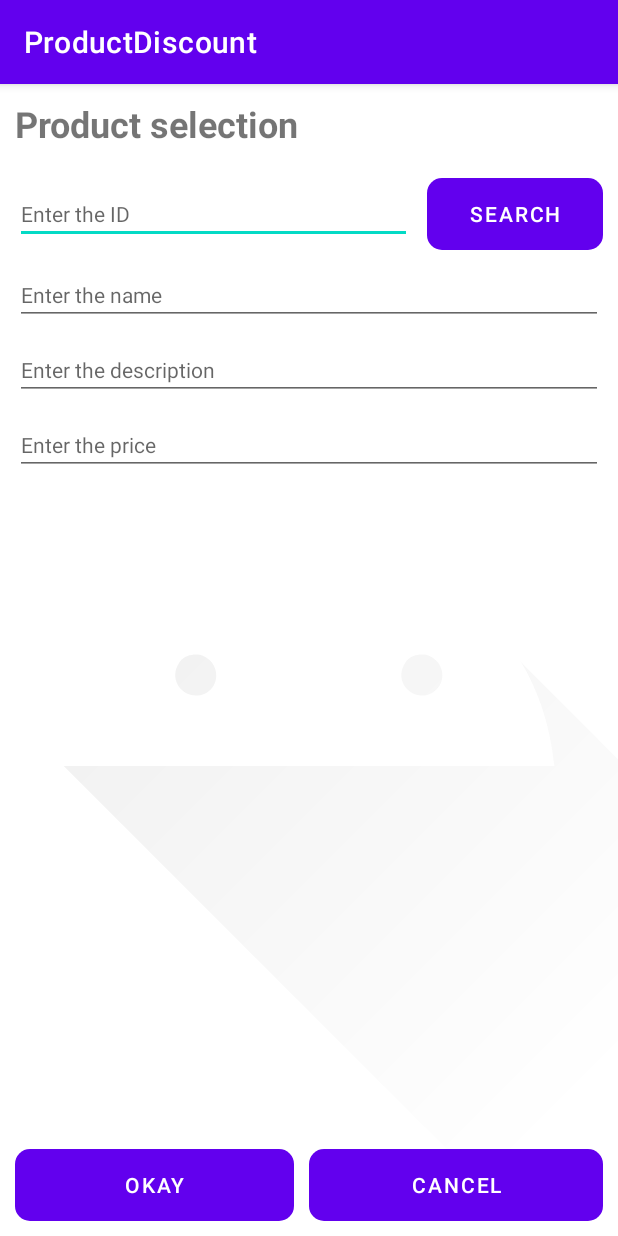
After one commit to Jkutkut/Android-Product_Discount, an Android app: the ProductSelection screen opened directly, with no data from a screen before it, on a phone screen of 412 x 824 dp. The commit adds this screen. Run offline under Robolectric (Android 15) with nearby library versions, the phone set to English and light mode, and no system bars.

Commit message:
interfaces ready to be controlled

```diff
--- a/app/src/main/AndroidManifest.xml
+++ b/app/src/main/AndroidManifest.xml
@@ -12,6 +12,13 @@
         android:supportsRtl="true"
         android:theme="@style/Theme.ProductDiscount"
         tools:targetApi="31">
+        <activity
+            android:name=".ProductSelection"
+            android:exported="false">
+            <meta-data
+                android:name="android.app.lib_name"
+                android:value="" />
+        </activity>
         <activity
             android:name=".MainActivity"
             android:exported="true">
--- /dev/null
+++ b/app/src/main/java/com/jkutkut/productdiscount/ProductSelection.java
@@ -0,0 +1,14 @@
+package com.jkutkut.productdiscount;
+
+import androidx.appcompat.app.AppCompatActivity;
+
+import android.os.Bundle;
+
+public class ProductSelection extends AppCompatActivity {
+
+    @Override
+    protected void onCreate(Bundle savedInstanceState) {
+        super.onCreate(savedInstanceState);
+        setContentView(R.layout.activity_product_selection);
+    }
+}
--- a/app/src/main/res/layout/activity_main.xml
+++ b/app/src/main/res/layout/activity_main.xml
@@ -28,6 +28,7 @@
         <EditText
             android:id="@+id/etxtDiscount"
             style="@style/etxt_style"
+            android:maxLines="1"
             android:inputType="numberDecimal"
             android:hint="@string/etxtDiscountHint"/>
 
@@ -36,9 +37,8 @@
             style="@style/txtv_style"
             android:text="@string/txtvDiscountDebug"/>
 
-        <Button
+        <Button style="@style/btn_style"
             android:id="@+id/btnCalculate"
-            style="@style/btn_style"
             android:text="@string/btn_calculate"
             android:enabled="false"/>
     </LinearLayout>
--- /dev/null
+++ b/app/src/main/res/layout/activity_product_selection.xml
@@ -0,0 +1,67 @@
+<?xml version="1.0" encoding="utf-8"?>
+<RelativeLayout xmlns:android="http://schemas.android.com/apk/res/android"
+    xmlns:tools="http://schemas.android.com/tools"
+    android:layout_width="match_parent"
+    android:layout_height="match_parent"
+    tools:context=".ProductSelection">
+
+    <ImageView style="@style/activity_background" />
+
+    <LinearLayout style="@style/activity_style"
+        android:orientation="vertical"
+        android:weightSum="10">
+
+        <TextView style="@style/txtv_style.title"
+            android:text="@string/product_selection_title" />
+
+        <LinearLayout style="@style/container"
+            android:orientation="horizontal"
+            android:weightSum="10">
+
+            <EditText style="@style/etxt_style"
+                android:id="@+id/etxtProductCode"
+                android:layout_marginEnd="@dimen/normal_margin"
+                android:layout_weight="3"
+                android:hint="@string/etxt_product_code_hint" />
+
+            <Button style="@style/btn_style"
+                android:id="@+id/btnSearch"
+                android:layout_weight="7"
+                android:text="@string/btn_search" />
+        </LinearLayout>
+
+        <EditText style="@style/etxt_style"
+            android:id="@+id/etxtProductName"
+            android:maxLines="1"
+            android:hint="@string/etxt_product_name_hint" />
+
+        <EditText style="@style/etxt_style"
+            android:id="@+id/etxtProductDesc"
+            android:hint="@string/etxt_product_desc_hint" />
+
+        <EditText style="@style/etxt_style"
+            android:id="@+id/etxtProductPrice"
+            android:inputType="numberDecimal"
+            android:maxLines="1"
+            android:hint="@string/etxt_product_price_hint" />
+    </LinearLayout>
+
+    <LinearLayout style="@style/container"
+        android:orientation="horizontal"
+        android:layout_alignParentBottom="true"
+        android:weightSum="2"
+        android:layout_margin="@dimen/normal_margin">
+
+        <Button style="@style/btn_style"
+            android:id="@+id/btnCancel"
+            android:layout_weight="1"
+            android:text="@string/btn_ok"
+            android:layout_marginEnd="@dimen/normal_margin"/>
+
+        <Button style="@style/btn_style"
+            android:id="@+id/btnOk"
+            android:layout_weight="1"
+            android:text="@string/btn_cancel" />
+
+    </LinearLayout>
+</RelativeLayout>
--- a/app/src/main/res/values/basic_style.xml
+++ b/app/src/main/res/values/basic_style.xml
@@ -4,7 +4,7 @@
     <dimen name="normal_margin">10dp</dimen>
 
     <!--  Text size  -->
-    <dimen name="text_size_title">20dp</dimen>
+    <dimen name="text_size_title">24dp</dimen>
     <dimen name="text_size_sub_title">18dp</dimen>
     <dimen name="text_size_normal">14dp</dimen>
     <dimen name="text_size_btn">@dimen/text_size_normal</dimen>
@@ -38,6 +38,13 @@
         <item name="android:scaleType">centerCrop</item>
         <item name="android:src">@drawable/ic_launcher_foreground</item>
         <item name="android:alpha">0.2</item>
+        <item name="contentDescription">Background</item>
+    </style>
+
+    <!--  Containers  -->
+    <style name="container" parent="use_margin.top">
+        <item name="android:layout_width">match_parent</item>
+        <item name="android:layout_height">wrap_content</item>
     </style>
 
     <!--  Button  -->
@@ -55,10 +62,16 @@
         <item name="android:textSize">@dimen/text_size_txtv</item>
     </style>
 
+    <style name="txtv_style.title">
+        <item name="android:textSize">@dimen/text_size_title</item>
+        <item name="android:textStyle">bold</item>
+    </style>
+
     <!--  Edit Text  -->
     <style name="etxt_style" parent="use_margin.top">
         <item name="android:layout_width">match_parent</item>
         <item name="android:layout_height">wrap_content</item>
         <item name="android:textSize">@dimen/text_size_etxt</item>
+        <item name="minHeight">48dp</item>
     </style>
 </resources>
--- a/app/src/main/res/values/strings.xml
+++ b/app/src/main/res/values/strings.xml
@@ -6,4 +6,12 @@
     <string name="txtvDiscountDebug">Final price with the discount: %1$.2f€</string>
     <string name="etxtDiscountHint">Discount percent</string>
     <string name="btn_calculate">Get discount</string>
+    <string name="product_selection_title">Product selection</string>
+    <string name="btn_search">Search</string>
+    <string name="etxt_product_code_hint">Enter the ID</string>
+    <string name="etxt_product_name_hint">Enter the name</string>
+    <string name="etxt_product_desc_hint">Enter the description</string>
+    <string name="etxt_product_price_hint">Enter the price</string>
+    <string name="btn_ok">Okay</string>
+    <string name="btn_cancel">Cancel</string>
 </resources>
```
